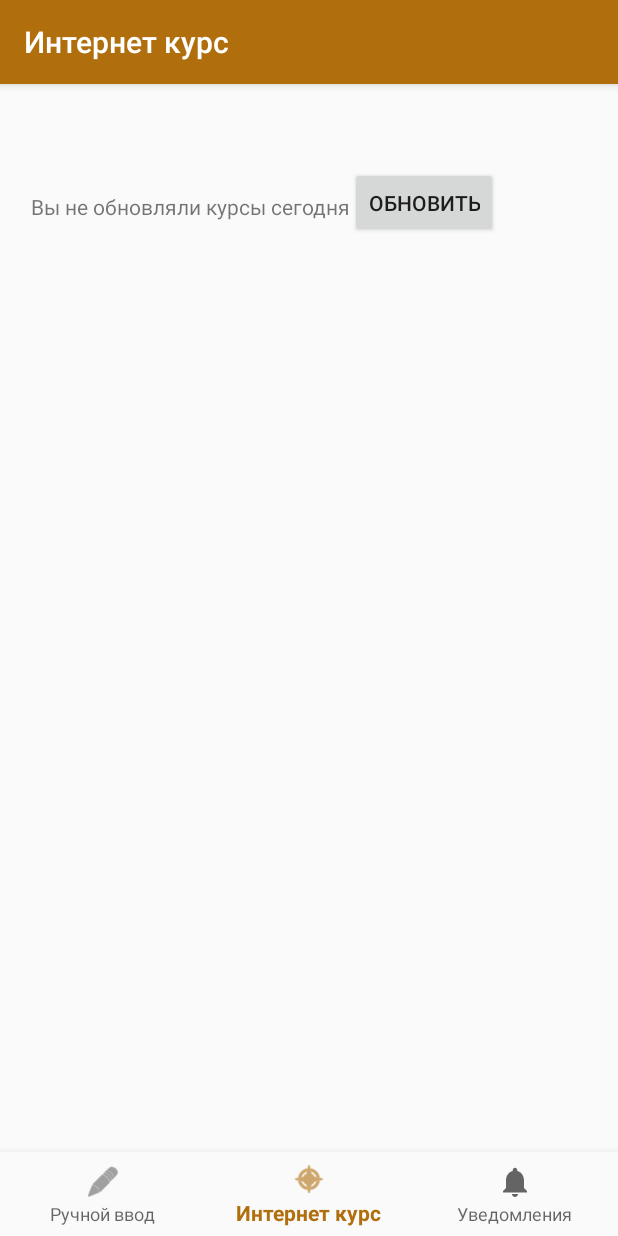
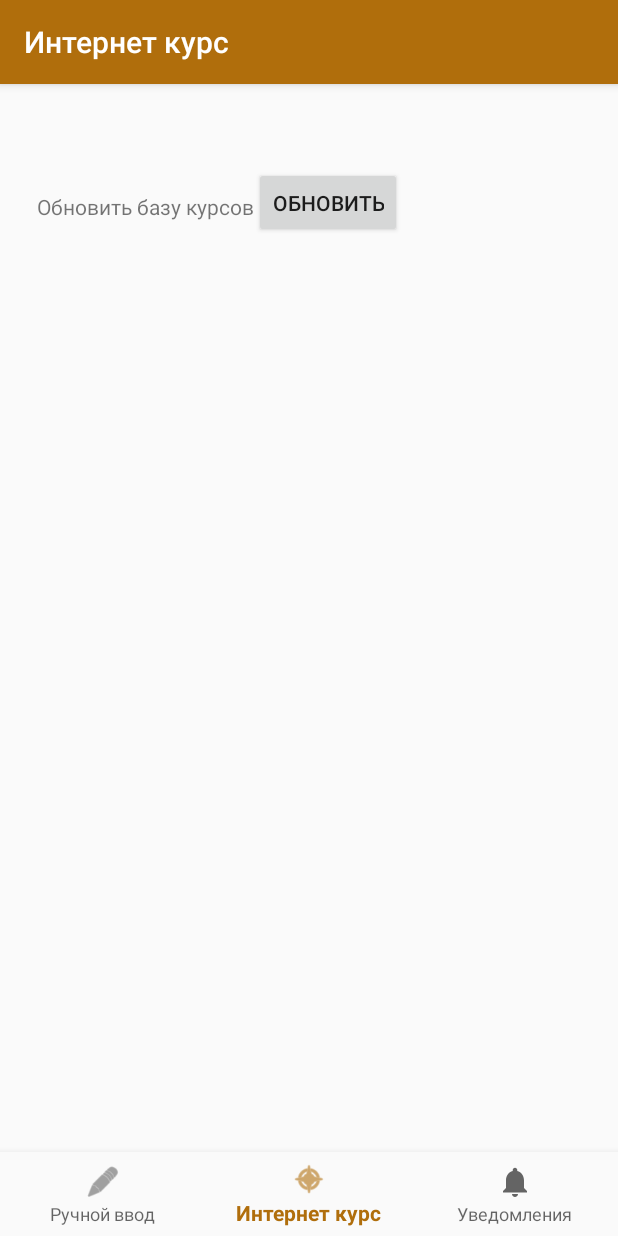
Before and after one commit to freQuensy23-coder/converter, an Android app: the DashboardFragment screen opened through its navigation route, on a phone screen of 412 x 824 dp. Run offline under Robolectric (Android 15) with nearby library versions, the phone set to English and light mode, and no system bars; our stand-ins replace navigation-ui.

Commit message:
Работающая версия без увеомленлиний и обновления БД. Уже готов класс с БД

```diff
--- a/app/src/main/AndroidManifest.xml
+++ b/app/src/main/AndroidManifest.xml
@@ -2,7 +2,7 @@
 <manifest xmlns:android="http://schemas.android.com/apk/res/android"
     xmlns:tools="http://schemas.android.com/tools"
     package="com.currency_converter">
-
+    <uses-permission android:name="android.permission.INTERNET"/>
 
 
     <application
@@ -13,6 +13,7 @@
         android:roundIcon="@mipmap/ic_launcher_round"
         android:supportsRtl="true"
         android:theme="@style/AppTheme">
+
         <activity
             android:configChanges="orientation"
             android:screenOrientation="portrait"
--- /dev/null
+++ b/app/src/main/java/DTO/DTO.kt
@@ -0,0 +1,5 @@
+package DTO
+
+data class DTO(var USD : Float = 0.toFloat(), var GBD : Float = 0.toFloat(), var EUR : Float = 0.toFloat()) {
+
+}
--- a/app/src/main/java/com/currency_converter/MainActivity.kt
+++ b/app/src/main/java/com/currency_converter/MainActivity.kt
@@ -1,5 +1,8 @@
 package com.currency_converter
 
+import android.content.ClipData
+import android.content.ClipboardManager
+import android.content.Context
 import android.os.Bundle
 import com.google.android.material.bottomnavigation.BottomNavigationView
 import androidx.appcompat.app.AppCompatActivity
@@ -9,6 +12,7 @@ import androidx.navigation.ui.setupActionBarWithNavController
 import androidx.navigation.ui.setupWithNavController
 
 class MainActivity : AppCompatActivity() {
+
 
     override fun onCreate(savedInstanceState: Bundle?) {
         super.onCreate(savedInstanceState)
--- a/app/src/main/java/com/currency_converter/ui/dashboard/DashboardFragment.kt
+++ b/app/src/main/java/com/currency_converter/ui/dashboard/DashboardFragment.kt
@@ -2,6 +2,7 @@ package com.currency_converter.ui.dashboard
 
 import android.os.Bundle
 import android.provider.ContactsContract.CommonDataKinds.Website.URL
+import android.util.Log
 import android.view.LayoutInflater
 import android.view.View
 import android.view.ViewGroup
@@ -11,14 +12,29 @@ import androidx.lifecycle.Observer
 import androidx.lifecycle.ViewModelProviders
 import com.currency_converter.R
 import kotlinx.android.synthetic.main.fragment_dashboard.*
+import org.jsoup.Jsoup
+
+
+class DashboardFragment : Fragment() {
+    private lateinit var dashboardViewModel: DashboardViewModel
+
+    val url = "https://www.cbr.ru/scripts/XML_daily.asp"  //Курсы с сайта цб
+
+
+//    fun get_data(){
+////            update_text.setText(URL("https://google.com").readText().toString())
+//        Log.d("button", "update_DB_clicked")
+//        try{
+//            var doc = Jsoup.connect(url).get()
+//        }
+//        catch (e : Exception){
+//            Log.d("Exception", "Exception on get DB clicked = ${e}")
+//        }
+//    }
 
 
 
-class DashboardFragment : Fragment() {
 
-    private lateinit var dashboardViewModel: DashboardViewModel
-
-    val url = "https://api.exchangeratesapi.io/latest?base=RUB"
 
     override fun onCreateView(
             inflater: LayoutInflater,
@@ -35,17 +51,12 @@ class DashboardFragment : Fragment() {
         return root
     }
 
-
-
-
-
     override fun onViewCreated(view: View, savedInstanceState: Bundle?) {
         super.onViewCreated(view, savedInstanceState)
 
         do_update_button.setOnClickListener{
-//            update_text.setText(URL("https://google.com").readText().toString())
+//            get_data()
         }
-
     }
 
 
--- a/app/src/main/java/com/currency_converter/ui/home/HomeFragment.kt
+++ b/app/src/main/java/com/currency_converter/ui/home/HomeFragment.kt
@@ -65,6 +65,7 @@ fun get_cost():Array<Float>{
     return costs
 }
 
+
 class HomeFragment : Fragment() {
 
     private lateinit var homeViewModel: HomeViewModel
@@ -77,6 +78,7 @@ class HomeFragment : Fragment() {
         homeViewModel =
             ViewModelProviders.of(this).get(HomeViewModel::class.java)
         val root = inflater.inflate(R.layout.fragment_home, container, false)
+
 
         return root
     }
@@ -239,7 +241,11 @@ class HomeFragment : Fragment() {
         }
 
 
-        do_copy_button.setOnClickListener{}
+        do_copy_button.setOnClickListener{
+            result_editText.setEnabled(true);
+            val act : Activity? = activity
+            show_msg("Теперь вы можете скопировать результат", activity = act, long = true)
+        }
 
         convert_from_spinner.onItemSelectedListener = object : AdapterView.OnItemSelectedListener {
             override fun onNothingSelected(parent: AdapterView<*>?) {
@@ -275,6 +281,5 @@ class HomeFragment : Fragment() {
                 use_database_values = true
             }
         }
-
     }
 }
--- a/app/src/main/res/layout/activity_main.xml
+++ b/app/src/main/res/layout/activity_main.xml
@@ -23,10 +23,13 @@
         android:id="@+id/nav_host_fragment"
         android:name="androidx.navigation.fragment.NavHostFragment"
         android:layout_width="403dp"
-        android:layout_height="687dp"
+        android:layout_height="700dp"
         app:defaultNavHost="true"
+        app:layout_constraintEnd_toEndOf="parent"
+        app:layout_constraintHorizontal_bias="1.0"
         app:layout_constraintLeft_toLeftOf="parent"
         app:layout_constraintRight_toRightOf="parent"
+        app:layout_constraintStart_toStartOf="parent"
         app:layout_constraintTop_toTopOf="parent"
         app:navGraph="@navigation/mobile_navigation" />
 
--- a/app/src/main/res/values/strings.xml
+++ b/app/src/main/res/values/strings.xml
@@ -47,11 +47,12 @@
 
 
 <!--    Internet cousre-->
-    <string name="data_not_updated_today">Вы не обновляли курсы сегодня</string>
+    <string name="data_not_updated_today">Обновить базу курсов</string>
     <string name="updating_process">Обновление...</string>
     <string name="updated">Курс актуальный</string>
     <string name="do_update">Обновить</string>
-
+    <string name="no_connection">Ошибка! Нет подключения</string>
+    <string name="error">Произошла ошибка</string>
 
 
 </resources>
--- a/build.gradle
+++ b/build.gradle
@@ -12,6 +12,9 @@ buildscript {
         classpath "org.jetbrains.kotlin:kotlin-gradle-plugin:$kotlin_version"
 
 
+
+
+//        implementation 'com.squareup.retrofit2:converter-gson:2.3.0'
 
 
         // NOTE: Do not place your application dependencies here; they belong
```
Also changed, not shown: app/build.gradle (+7 -0 lines).
